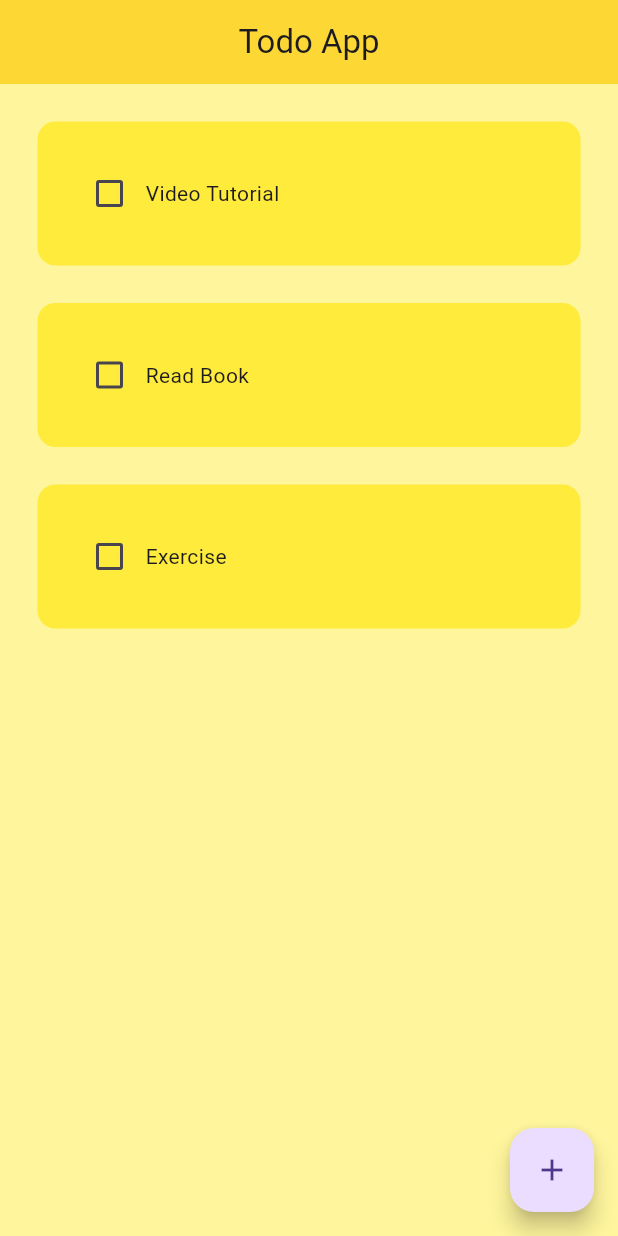
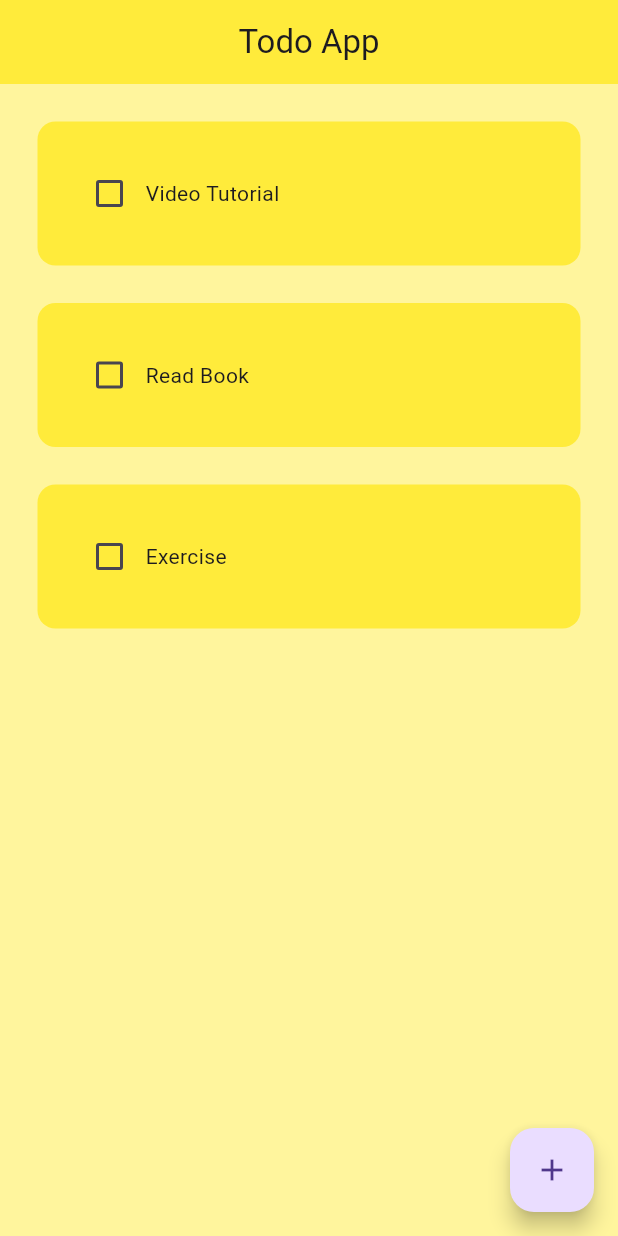
Before and after one commit to RingMaster777/Todo-app-flutter, a Flutter app: the screen it shows after launch, on a phone screen of 412 x 824 dp. Run offline on Flutter 3.47's test engine with Material 3 defaults, Android fonts, the phone set to English and light mode, and no system bars; drawn by our look-alikes of flutter_slidable; our stand-ins replace hive, hive_flutter; accounts and stored records are empty.

Commit message:
color change

```diff
--- a/lib/pages/Home_page.dart
+++ b/lib/pages/Home_page.dart
@@ -75,7 +75,7 @@ class _HomePageState extends State<HomePage> {
         title: Text("Todo App"),
         elevation: 0,
         centerTitle: true,
-        backgroundColor: Colors.yellow[600],
+        backgroundColor: Colors.yellow[500],
       ),
       floatingActionButton: FloatingActionButton(
         onPressed: createNewTask,
```
